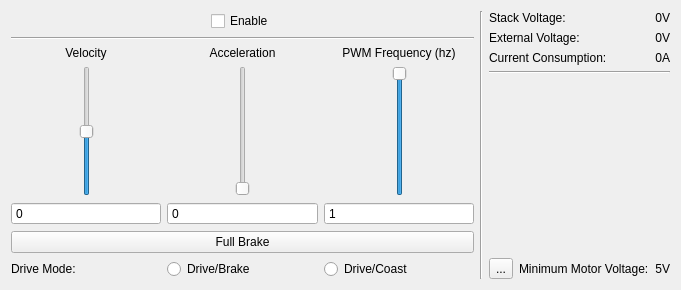
Before: the Qt Designer form src/brickv/plugin_system/plugins/dc/ui/dc.ui in Tinkerforge/brickv, drawn with Qt 5.
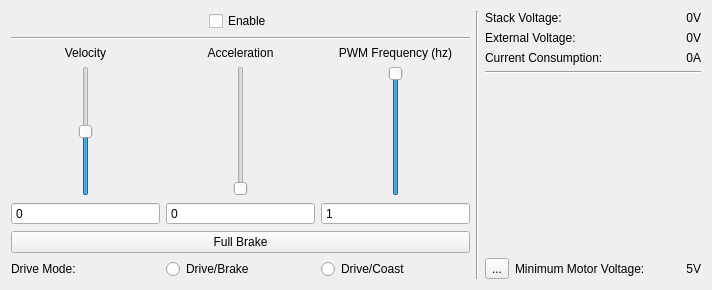
After: the same form once the commit is applied.

What changed in the file:
```diff
--- a/src/brickv/plugin_system/plugins/dc/ui/dc.ui
+++ b/src/brickv/plugin_system/plugins/dc/ui/dc.ui
@@ -6,7 +6,7 @@
    <rect>
     <x>0</x>
     <y>0</y>
-    <width>681</width>
+    <width>712</width>
     <height>290</height>
    </rect>
   </property>
@@ -501,6 +501,12 @@
          </item>
          <item>
           <widget class="QLabel" name="minimum_voltage_label">
+           <property name="minimumSize">
+            <size>
+             <width>50</width>
+             <height>0</height>
+            </size>
+           </property>
            <property name="text">
             <string>5V</string>
            </property>
```
